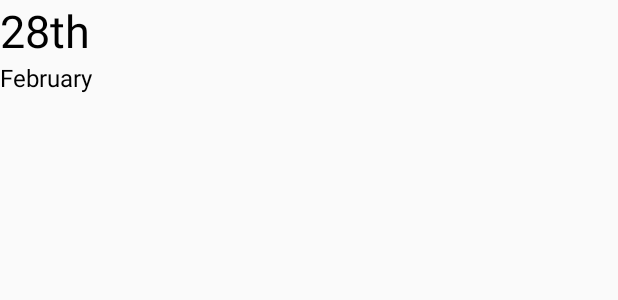
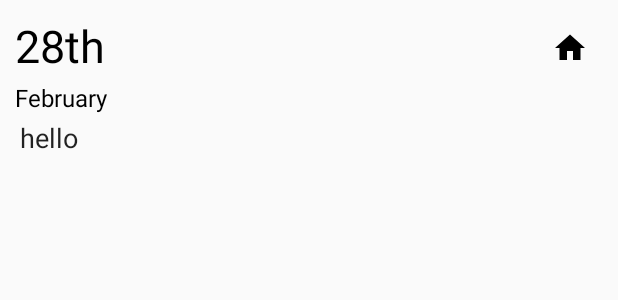
Before and after one commit to akshay2211/Paper, an Android app: the layout fragment_create.xml on its own in the app's theme, with its tools: preview values and no code run, on a phone screen of 412 x 824 dp. Shown: the top 300 px of the screen. Run offline under Robolectric (Android 15) with nearby library versions, the light colour scheme and no system bars.

Commit message:
files updated

```diff
--- a/app/src/main/AndroidManifest.xml
+++ b/app/src/main/AndroidManifest.xml
@@ -3,6 +3,7 @@
           package="com.pyrocodes.paper">
 
     <application
+            android:name=".Paper"
             android:allowBackup="true"
             android:icon="@mipmap/ic_launcher"
             android:label="@string/app_name"
--- a/app/src/main/res/layout/activity_main.xml
+++ b/app/src/main/res/layout/activity_main.xml
@@ -3,6 +3,7 @@
         xmlns:android="http://schemas.android.com/apk/res/android"
         xmlns:tools="http://schemas.android.com/tools"
         android:id="@+id/container"
+        android:fitsSystemWindows="true"
         android:layout_width="match_parent"
         android:layout_height="match_parent"
         tools:context=".MainActivity">
--- a/app/src/main/res/layout/fragment_create.xml
+++ b/app/src/main/res/layout/fragment_create.xml
@@ -1,21 +1,50 @@
 <LinearLayout xmlns:android="http://schemas.android.com/apk/res/android"
               xmlns:tools="http://schemas.android.com/tools"
-              android:layout_width="match_parent"
-              android:layout_height="match_parent"
+              xmlns:app="http://schemas.android.com/apk/res-auto"
+              android:layout_width="match_parent" android:layout_height="match_parent"
               android:orientation="vertical"
+              android:layout_margin="10dp"
               tools:context="com.pyrocodes.fragments.CreateFragment">
-
-    <androidx.appcompat.widget.AppCompatTextView
-            android:layout_width="wrap_content"
-            android:textSize="@dimen/heading2"
-            android:text="28th"
-            android:textColor="@android:color/black"
-            android:layout_height="wrap_content"/>
+    <LinearLayout
+            android:orientation="horizontal"
+            android:layout_width="match_parent"
+            android:layout_height="wrap_content">
+        <androidx.appcompat.widget.AppCompatTextView
+                android:id="@+id/date"
+                android:layout_width="wrap_content"
+                android:textSize="@dimen/heading2"
+                android:text="28th"
+                android:textColor="@android:color/black"
+                android:layout_height="wrap_content"/>
+        <androidx.appcompat.widget.AppCompatImageView
+                android:layout_weight="1"
+                android:layout_width="match_parent"
+                android:layout_height="match_parent"/>
+        <androidx.appcompat.widget.AppCompatImageView
+                android:layout_gravity="center_vertical"
+                android:padding="10dp"
+                android:layout_width="wrap_content"
+                android:layout_height="wrap_content"
+                app:srcCompat="@drawable/ic_home_black_24dp"/>
+    </LinearLayout>
     <androidx.appcompat.widget.AppCompatTextView
             android:textSize="@dimen/sub_heading"
             android:layout_width="wrap_content"
             android:text="February"
+            android:id="@+id/month"
             android:textColor="@android:color/black"
             android:layout_height="wrap_content"/>
+    <androidx.appcompat.widget.AppCompatEditText
+            android:background="@android:color/transparent"
+            android:layout_width="match_parent"
+            android:id="@+id/et_data"
+            android:layout_weight="1"
+            android:gravity="top"
+            android:padding="3dp"
+            android:text="hello"
+            android:layout_height="match_parent"/>
+    <LinearLayout android:layout_width="match_parent"
+                  android:layout_height="80dp"></LinearLayout>
+
 
 </LinearLayout>
--- a/build.gradle
+++ b/build.gradle
@@ -2,6 +2,7 @@
 
 buildscript {
     ext.kotlin_version = '1.3.11'
+    ext.anko_version = '0.10.8'
     repositories {
         google()
         jcenter()
@@ -9,7 +10,7 @@ buildscript {
     dependencies {
         classpath 'com.android.tools.build:gradle:3.2.1'
         classpath "org.jetbrains.kotlin:kotlin-gradle-plugin:$kotlin_version"
-
+        classpath "io.realm:realm-gradle-plugin:5.8.0"
         // NOTE: Do not place your application dependencies here; they belong
         // in the individual module build.gradle files
     }
```
Also changed, not shown: app/build.gradle (+36 -1 lines), app/src/main/java/com/pyrocodes/adapters/SectionsPagerAdapter.kt (+6 -3 lines), app/src/main/java/com/pyrocodes/fragments/CalendarFragment.kt (added, +117 -0 lines), app/src/main/java/com/pyrocodes/fragments/CreateFragment.kt (+42 -0 lines), app/src/main/java/com/pyrocodes/fragments/MainFragment.kt (+30 -0 lines), app/src/main/java/com/pyrocodes/paper/MainActivity.kt (+7 -0 lines), app/src/main/java/com/pyrocodes/paper/Paper.kt (added, +16 -0 lines), app/src/main/java/com/pyrocodes/utils/Constants.kt (added, +7 -0 lines), app/src/main/java/com/pyrocodes/utils/Utils.kt (added, +21 -0 lines), app/src/main/res/layout/fragment_calendar.xml (added, +21 -0 lines), gradle/wrapper/gradle-wrapper.properties (added).
